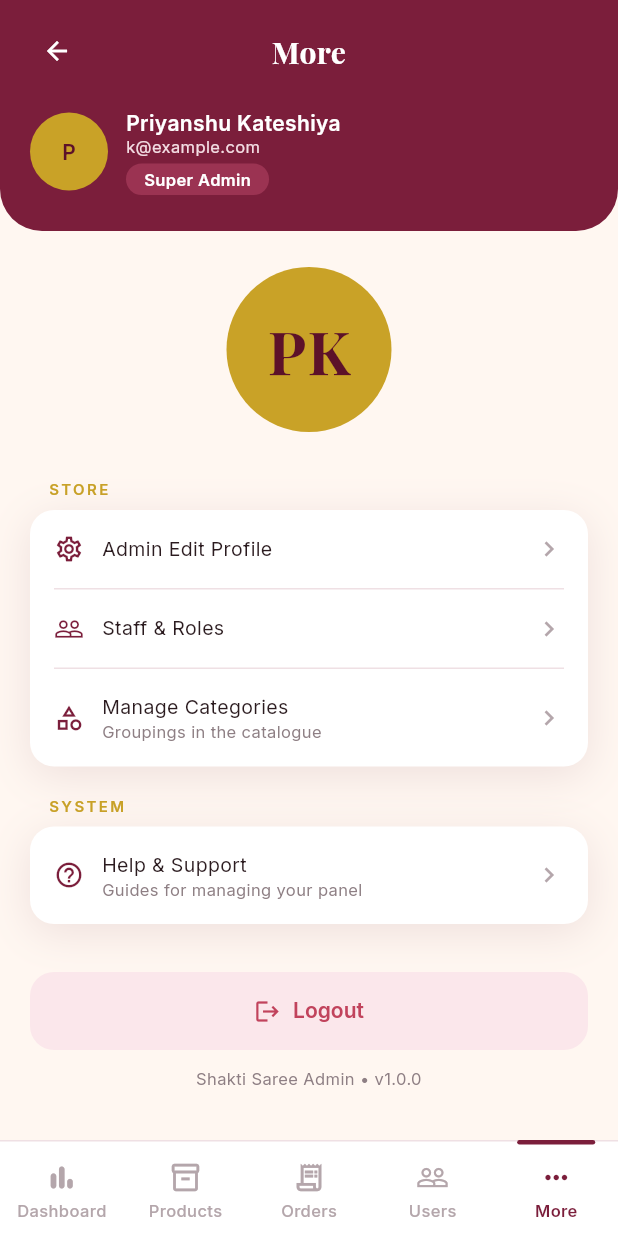
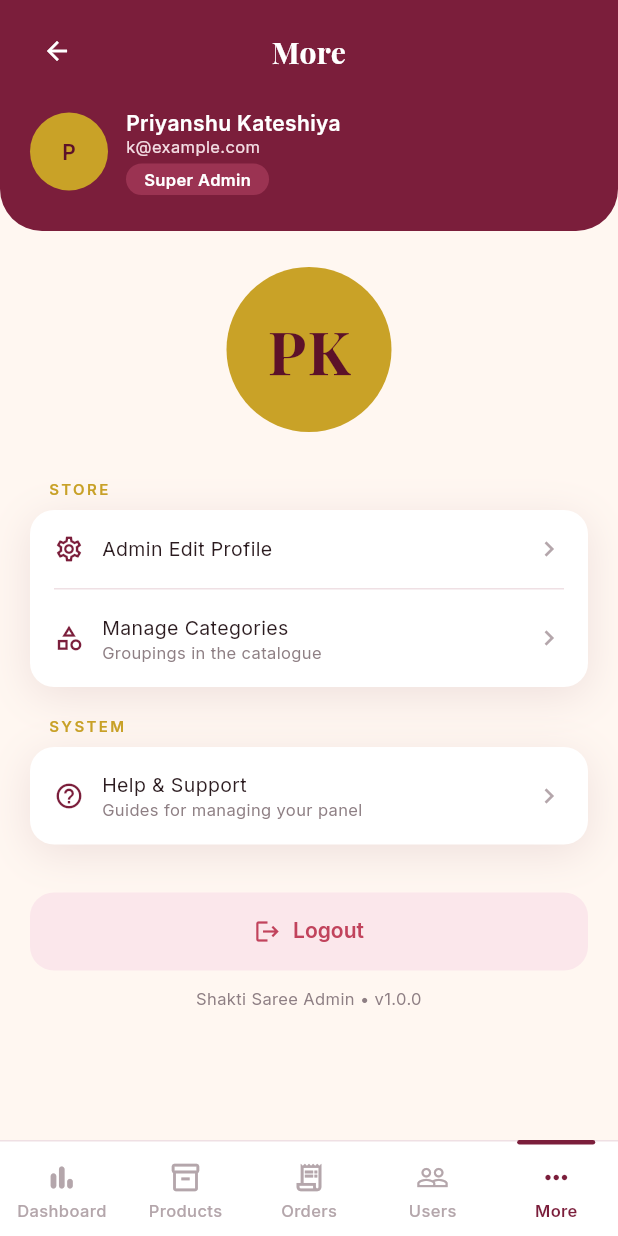
Before and after one commit to Ishitbhai/Shakti_Saree, a Flutter app: the screen it shows after launch, item 5 of the bottom bar chosen, on a phone screen of 412 x 824 dp. Run offline on Flutter 3.47's test engine with Material 3 defaults, Android fonts, the light colour scheme and no system bars; our stand-ins replace flutter_riverpod, google_fonts, image_picker.

Commit message:
Drop the Staff & Roles row
Nothing was ever behind it, and with the profile and help screens built
it was the only row on the tab that went nowhere. Taking it out leaves
the More tab with no dead ends, so the "has not been built yet" reply
goes with it.

The menu section still knows how to show a row as unavailable — the next
one that arrives before its screen does will want it — but nothing uses
it now, and a test says so.

```diff
--- a/lib/admin/more/more_screen.dart
+++ b/lib/admin/more/more_screen.dart
@@ -79,13 +79,6 @@ class MoreScreen extends ConsumerWidget {
     ).showSnackBar(const SnackBar(content: Text('Back to the sample data')));
   }
 
-  /// Says plainly that a screen has not been built rather than doing nothing.
-  void _notBuilt(BuildContext context, String what) {
-    ScaffoldMessenger.of(context)
-      ..hideCurrentSnackBar()
-      ..showSnackBar(SnackBar(content: Text('$what has not been built yet')));
-  }
-
   @override
   Widget build(BuildContext context, WidgetRef ref) {
     final profile = ref.watch(profileStoreProvider);
@@ -116,11 +109,6 @@ class MoreScreen extends ConsumerWidget {
                             builder: (_) => const EditProfileScreen(),
                           ),
                         ),
-                      ),
-                      MenuEntry(
-                        icon: Icons.people_outline,
-                        title: 'Staff & Roles',
-                        onTap: () => _notBuilt(context, 'Staff & Roles'),
                       ),
                       // Not on the settings mock, but the categories screen
                       // is reached from this tab and would otherwise have no
```
Also changed, not shown: 1 other file.
